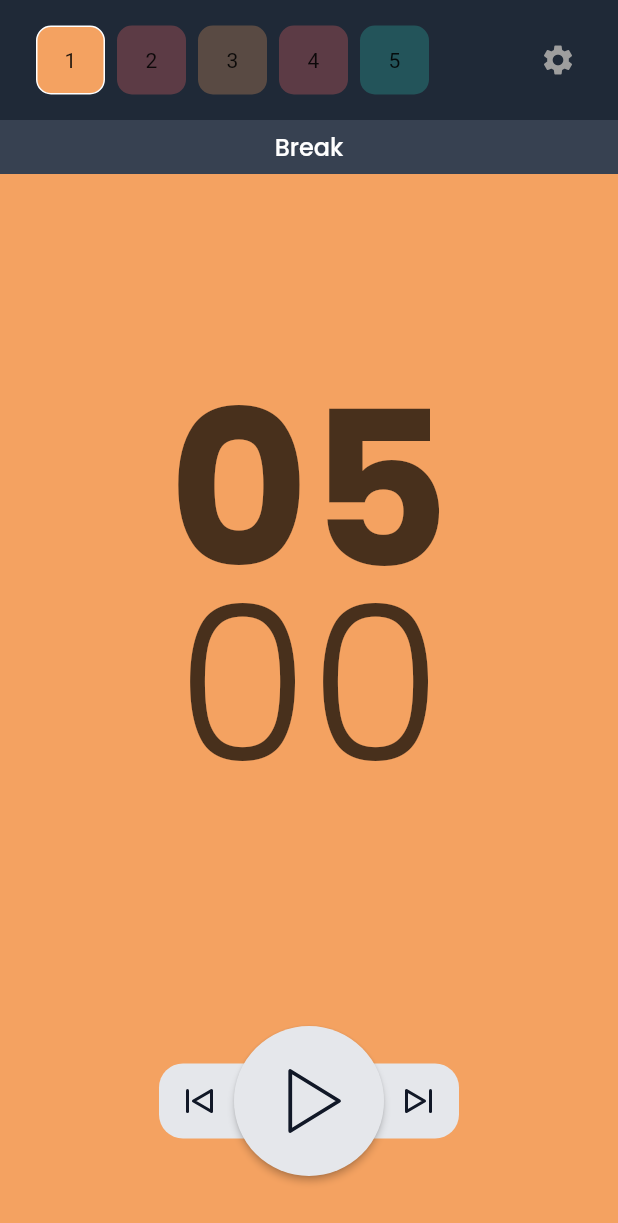
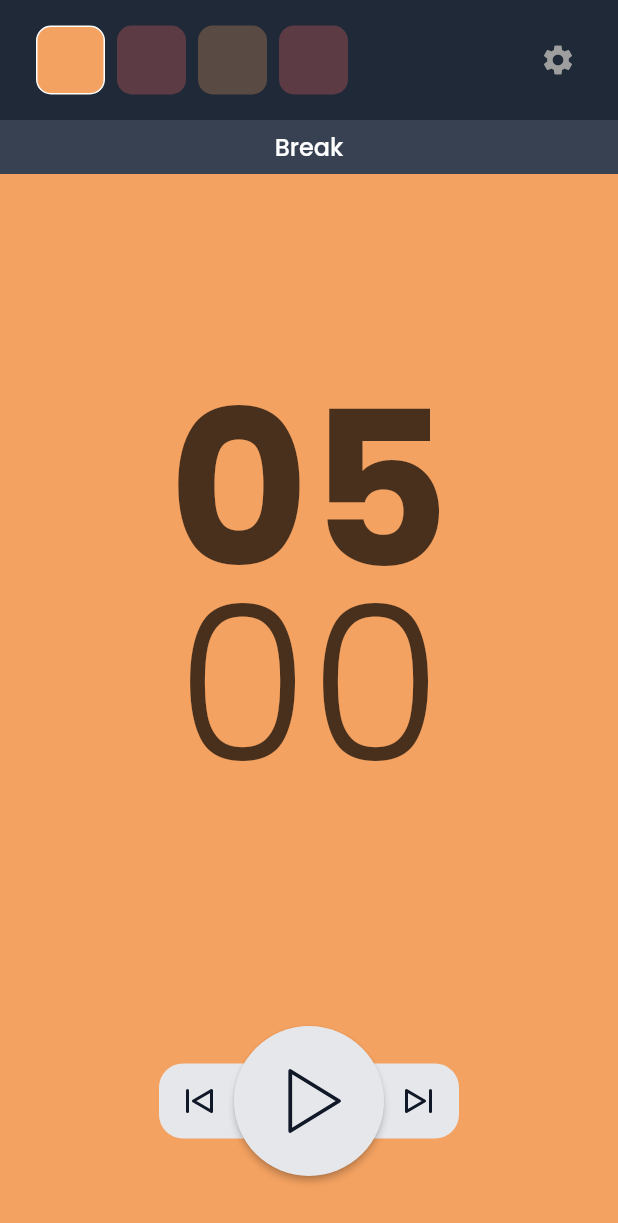
Before and after one commit to grollcake/pomodoro_timer_clone, a Flutter app: the screen it shows after launch, after a tap on an icon or button, on a phone screen of 412 x 824 dp. Shown: the top 1223 px of the screen. Run offline on Flutter 3.47's test engine with Material 2 defaults, Android fonts, the phone set to English and light mode, and no system bars; our stand-ins replace animate_do, flutter_svg, google_fonts, lottie, shared_preferences; missing offline and left inert: pausable_timer.

Commit message:
StageQue 조정 기능 개발 완료!

```diff
--- a/lib/controller/timer_controller.dart
+++ b/lib/controller/timer_controller.dart
@@ -179,6 +179,8 @@ class TimerController extends ChangeNotifier {
       _stageQue.add(TimerStage.work);
       _stageQue.add((i + 1) % longBreakInterval == 0 ? TimerStage.longRest : TimerStage.rest);
     }
+    // 마지막 Que의 휴식(rest, longRest)은 무조건 제외한다.
+    _stageQue.removeLast();
     _remainTime = _getStageDuration(_stageQue[_stageIndex]);
   }
 
--- a/lib/screens/settings_screen/components/inputbox_item.dart
+++ b/lib/screens/settings_screen/components/inputbox_item.dart
@@ -25,7 +25,7 @@ class InputBoxItem extends StatefulWidget {
 class _InputBoxItemState extends State<InputBoxItem> {
   final TextEditingController _controller = TextEditingController();
   bool _formatError = false;
-  FocusNode _focusNode = FocusNode();
+  final FocusNode _focusNode = FocusNode();
 
   void _validateUserInput() {
     if (widget.regex.isNotEmpty) {
--- a/lib/screens/timer_screen/components/que_indigator.dart
+++ b/lib/screens/timer_screen/components/que_indigator.dart
@@ -26,7 +26,6 @@ class QueIndigator extends StatelessWidget {
               )
             : null,
       ),
-      child: Center(child: Text(stageIndex.toString())), // todo Remove this
     );
   }
 }
--- a/lib/screens/timer_screen/sections/upper_stageques_section.dart
+++ b/lib/screens/timer_screen/sections/upper_stageques_section.dart
@@ -31,7 +31,11 @@ class UpperStageQueSection extends StatelessWidget {
                 child: timerController.status != TimerStatus.finished
                     ? Padding(
                         padding: EdgeInsets.only(left: 20),
-                        child: StageQueSecion(status: timerController.status),
+                        child: StageQueSecion(
+                          status: timerController.status,
+                          // Schedule이 변경으로 전체 Que 개수가 바뀐경우 rebuild 하도록 key 값에 que 개수를 전달한다.
+                          key: ValueKey<int>(timerController.stageQue.length),
+                        ),
                       )
                     : SizedBox(),
               ),
@@ -58,6 +62,7 @@ class UpperStageQueSection extends StatelessWidget {
     );
   }
 
+  // 오른쪽에서 slide-in으로 나타나는 페이지 전환 효과
   Route _createRoute(Widget targetPage) {
     return PageRouteBuilder(
       pageBuilder: (context, animation, secondaryAnimation) => targetPage,
```
